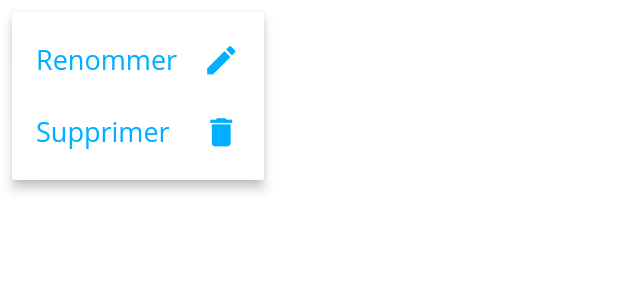
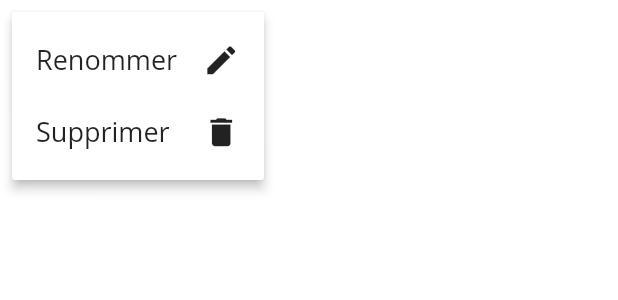
Before and after one commit to VincentHdZ/daybyday_app, a Flutter app: the BlocThingsPopupMenuButton widget shown alone on an empty page, opened directly with sample values from the repository, after a tap on the "more vert" icon, on a phone screen of 412 x 824 dp. Shown: the top 300 px of the screen. Run offline on Flutter 3.47's test engine with Material 2 defaults, Android fonts, the phone set to English and light mode, and no system bars; our stand-ins replace flutter_screenutil, shared_preferences; accounts and stored records are empty.

Commit message:
appbars buttons color removed

```diff
--- a/lib/ui/pages/blocthings_details_page.dart
+++ b/lib/ui/pages/blocthings_details_page.dart
@@ -52,9 +52,6 @@ class _BlocThingsDetailsPageState extends State<BlocThingsDetailsPage> {
     return Scaffold(
       appBar: AppBar(
         title: Text(_blocThingsTitleAppBar),
-        leading: BackButton(
-          color: DayByDayAppTheme.accentColor,
-        ),
         actions: [
           BlocThingsPopupMenuButton(
               _selectedBlocThings, _setStatBlocThingsTitleAppBar),
--- a/lib/ui/widgets/blocthings_popup_menu_button.dart
+++ b/lib/ui/widgets/blocthings_popup_menu_button.dart
@@ -46,13 +46,11 @@ class BlocThingsPopupMenuButton extends StatelessWidget {
                 DayByDayRessources.textRessourcePopupMenuButtonRename,
                 style: TextStyle(
                   fontSize: 18,
-                  color: DayByDayAppTheme.accentColor,
                 ),
               ),
               Icon(
                 DayByDayRessources.iconRessoureRename,
                 size: 25,
-                color: DayByDayAppTheme.accentColor,
               ),
             ],
           ),
@@ -66,13 +64,11 @@ class BlocThingsPopupMenuButton extends StatelessWidget {
                 DayByDayRessources.textRessourcePopupMenuButtonRemove,
                 style: TextStyle(
                   fontSize: 18,
-                  color: DayByDayAppTheme.accentColor,
                 ),
               ),
               Icon(
                 DayByDayRessources.iconRessoureRemove,
                 size: 25,
-                color: DayByDayAppTheme.accentColor,
               ),
             ],
           ),
@@ -81,7 +77,6 @@ class BlocThingsPopupMenuButton extends StatelessWidget {
       icon: Icon(
         Icons.more_vert,
         size: 30,
-        color: DayByDayAppTheme.accentColor,
       ),
     );
   }
```
